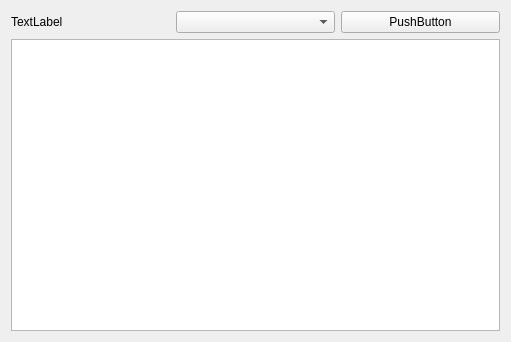
Old version of the form SLGM_maker/slgmgameeditorwidget.ui in the repository tinytangent/SLG_Maker.
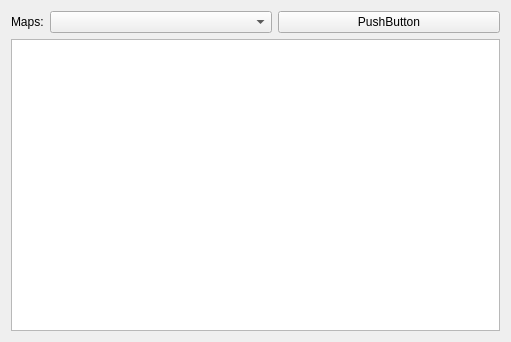
New version of the form.

Patch:
```diff
--- a/SLGM_maker/slgmgameeditorwidget.ui
+++ b/SLGM_maker/slgmgameeditorwidget.ui
@@ -18,8 +18,14 @@
     <layout class="QHBoxLayout" name="horizontalLayout">
      <item>
       <widget class="QLabel" name="label">
+       <property name="sizePolicy">
+        <sizepolicy hsizetype="Fixed" vsizetype="Preferred">
+         <horstretch>0</horstretch>
+         <verstretch>0</verstretch>
+        </sizepolicy>
+       </property>
        <property name="text">
-        <string>TextLabel</string>
+        <string>Maps:</string>
        </property>
       </widget>
      </item>
```
Left out of the diff: 2 changed lines with no effect on the pictures.
